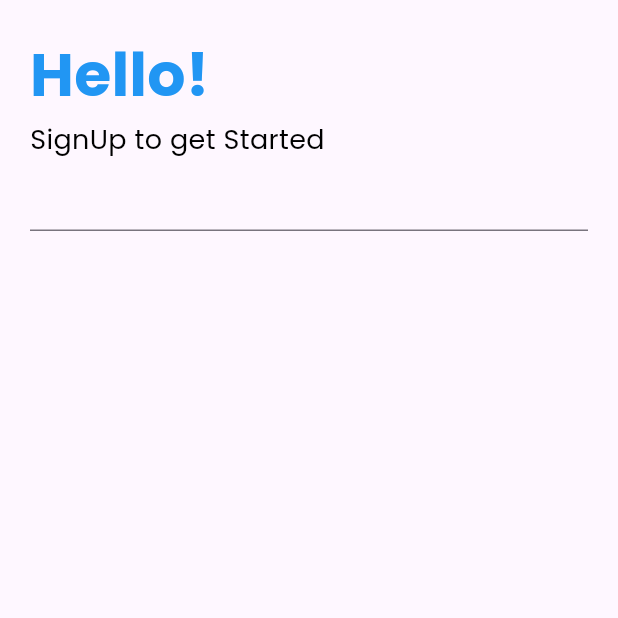
After one commit to faseehtkcbt/netify_news_spp, a Flutter app: the screen it shows after launch, after a tap on "Nifty News", on a phone screen of 412 x 824 dp, the top half of it. The commit adds this screen. Run offline on Flutter 3.47's test engine with Material 3 defaults, Android fonts, the phone set to English and light mode, and no system bars; our stand-ins replace dartz, get_it.

Commit message:
new changes  --- textformfiled

```diff
--- a/lib/config/route/routes.dart
+++ b/lib/config/route/routes.dart
@@ -1,3 +1,15 @@
+import 'package:flutter/material.dart';
+import 'package:news_app/features/auth/presentation/pages/sign_up_page.dart';
+import 'package:news_app/features/splash/presentation/pages/splash_page.dart';
+
 class Routes {
   Routes._();
+
+  static const String splashScreen = '/splash';
+  static const String signUpPage = '/sign_up_page';
+
+  static final dynamic route = <String, WidgetBuilder>{
+    splashScreen: (BuildContext context) => const SplashScreen(),
+    signUpPage: (BuildContext context) => const SignUpPage()
+  };
 }
--- a/lib/config/theme/theme.dart
+++ b/lib/config/theme/theme.dart
@@ -3,25 +3,48 @@ import 'package:flutter/material.dart';
 import '../../core/color_pallette/app_pallette.dart';
 
 class AppTheme {
-  static const TextStyle lightTextStyle = TextStyle(
+  // light theme
+
+  static const TextStyle lightBodyTextStyle = TextStyle(
       fontFamily: 'Poppins',
       color: AppPellete.textBlackColor,
       fontWeight: FontWeight.w400,
       fontSize: 16,
       decoration: TextDecoration.none);
-  static const TextTheme lighTextTheme = TextTheme(bodyMedium: lightTextStyle);
-  static const TextStyle darkTextStyle = TextStyle(
+
+  static const TextStyle lightTitleTextStyle = TextStyle(
+      fontFamily: 'Poppins',
+      color: AppPellete.textBlackColor,
+      fontWeight: FontWeight.w700,
+      fontSize: 22,
+      decoration: TextDecoration.none);
+
+  static const TextTheme lighTextTheme = TextTheme(
+      titleMedium: lightTitleTextStyle, bodyMedium: lightBodyTextStyle);
+
+  static const InputDecoration lightInputDecoration = InputDecoration();
+
+  static dynamic lightTheme =
+      ThemeData.light(useMaterial3: true).copyWith(textTheme: lighTextTheme);
+
+  // dark theme
+  static const TextStyle darkBodyTextStyle = TextStyle(
       fontFamily: 'Poppins',
       color: AppPellete.textWhiteColor,
       fontWeight: FontWeight.w400,
       fontSize: 16,
       decoration: TextDecoration.none);
-  static const TextTheme darkTextTheme = TextTheme(bodyMedium: darkTextStyle);
 
-  // light theme
-  static dynamic lightTheme =
-      ThemeData.light(useMaterial3: true).copyWith(textTheme: lighTextTheme);
-  // dark theme
+  static const TextStyle darkTitleTextStyle = TextStyle(
+      fontFamily: 'Poppins',
+      color: AppPellete.textWhiteColor,
+      fontWeight: FontWeight.w700,
+      fontSize: 22,
+      decoration: TextDecoration.none);
+
+  static const TextTheme darkTextTheme =
+      TextTheme(titleMedium: darkTitleTextStyle, bodyMedium: darkBodyTextStyle);
+
   static dynamic darkTheme =
       ThemeData.dark(useMaterial3: true).copyWith(textTheme: darkTextTheme);
 }
--- /dev/null
+++ b/lib/core/utils/app_text_form_field.dart
@@ -0,0 +1,46 @@
+import 'package:flutter/material.dart';
+import 'package:flutter/services.dart';
+
+class AppTextFormField extends StatefulWidget {
+  final TextEditingController controller;
+  final TextInputType textInputType;
+  final TextCapitalization textCapitalization;
+  String? Function(String?)? validator;
+  void Function(String)? onChanged;
+  Pattern? filterPattern;
+  final AutovalidateMode autovalidateMode;
+  AppTextFormField(
+      {super.key,
+      required this.controller,
+      this.textInputType = TextInputType.text,
+      this.textCapitalization = TextCapitalization.none,
+      this.validator,
+      this.onChanged,
+      this.autovalidateMode = AutovalidateMode.disabled,
+      this.filterPattern});
+
+  @override
+  State<AppTextFormField> createState() => _AppTextFormFieldState();
+}
+
+class _AppTextFormFieldState extends State<AppTextFormField> {
+  @override
+  Widget build(BuildContext context) {
+    return TextFormField(
+      controller: widget.controller,
+      style: Theme.of(context).textTheme.bodyMedium,
+      decoration: InputDecoration(),
+      keyboardType: widget.textInputType,
+      textCapitalization: widget.textCapitalization,
+      validator: widget.validator,
+      onChanged: widget.onChanged,
+      autovalidateMode: widget.autovalidateMode,
+      inputFormatters: [
+        FilteringTextInputFormatter.allow(
+          widget.filterPattern ?? RegExp(r"""
+[a-zA-Z0-9\s!#$%&\'()*+,\-./:;<=>?@[\\\]^_`{|}~]"""),
+        ),
+      ],
+    );
+  }
+}
--- /dev/null
+++ b/lib/features/auth/presentation/pages/sign_up_page.dart
@@ -0,0 +1,41 @@
+import 'package:flutter/material.dart';
+import 'package:news_app/core/color_pallette/app_pallette.dart';
+import 'package:news_app/core/utils/app_text.dart';
+import 'package:news_app/core/utils/app_text_form_field.dart';
+
+class SignUpPage extends StatefulWidget {
+  const SignUpPage({super.key});
+
+  @override
+  State<SignUpPage> createState() => _SignUpPageState();
+}
+
+class _SignUpPageState extends State<SignUpPage> {
+  final textEditingController = TextEditingController();
+  @override
+  Widget build(BuildContext context) {
+    return Scaffold(
+      body: SafeArea(
+          child: Padding(
+        padding: const EdgeInsets.all(20.0),
+        child: Column(
+          crossAxisAlignment: CrossAxisAlignment.start,
+          children: [
+            AppText(
+              text: 'Hello!',
+              textStyle: Theme.of(context).textTheme.titleMedium,
+              textSize: 40,
+              textColor: AppPellete.themeColor,
+            ),
+            AppText(
+              text: 'SignUp to get Started',
+              textStyle: Theme.of(context).textTheme.bodyMedium,
+              textSize: 18,
+            ),
+            AppTextFormField(controller: TextEditingController())
+          ],
+        ),
+      )),
+    );
+  }
+}
--- a/lib/features/splash/presentation/pages/splash_page.dart
+++ b/lib/features/splash/presentation/pages/splash_page.dart
@@ -1,6 +1,9 @@
+import 'package:flutter/cupertino.dart';
 import 'package:flutter/material.dart';
 import 'package:news_app/core/constants/constants.dart';
 import 'package:news_app/core/utils/app_text.dart';
+
+import '../../../../config/route/routes.dart';
 
 class SplashScreen extends StatefulWidget {
   const SplashScreen({super.key});
@@ -25,11 +28,14 @@ class _SplashScreenState extends State<SplashScreen> {
                 fit: BoxFit.cover,
               ),
             ),
-            AppText(
-              textStyle: Theme.of(context).textTheme.bodyMedium,
-              text: Constants.appName,
-              fontWeight: FontWeight.w700,
-              textSize: 24,
+            GestureDetector(
+              onTap: () => Navigator.pushNamed(context, Routes.signUpPage),
+              child: AppText(
+                textStyle: Theme.of(context).textTheme.titleMedium,
+                text: Constants.appName,
+                fontWeight: FontWeight.w700,
+                textSize: 24,
+              ),
             )
           ],
         ),
--- a/lib/main.dart
+++ b/lib/main.dart
@@ -3,6 +3,7 @@ import 'package:news_app/config/theme/theme.dart';
 import 'package:news_app/core/constants/constants.dart';
 import 'package:news_app/features/splash/presentation/pages/splash_page.dart';
 import 'package:news_app/init_dependancy.dart';
+import 'config/route/routes.dart';
 
 void main() async {
   WidgetsFlutterBinding.ensureInitialized();
@@ -18,6 +19,7 @@ class MyApp extends StatelessWidget {
     return MaterialApp(
       title: Constants.appName,
       theme: AppTheme.lightTheme,
+      routes: Routes.route,
       darkTheme: AppTheme.darkTheme,
       themeMode: ThemeMode.system,
       home: const SplashScreen(),
```
